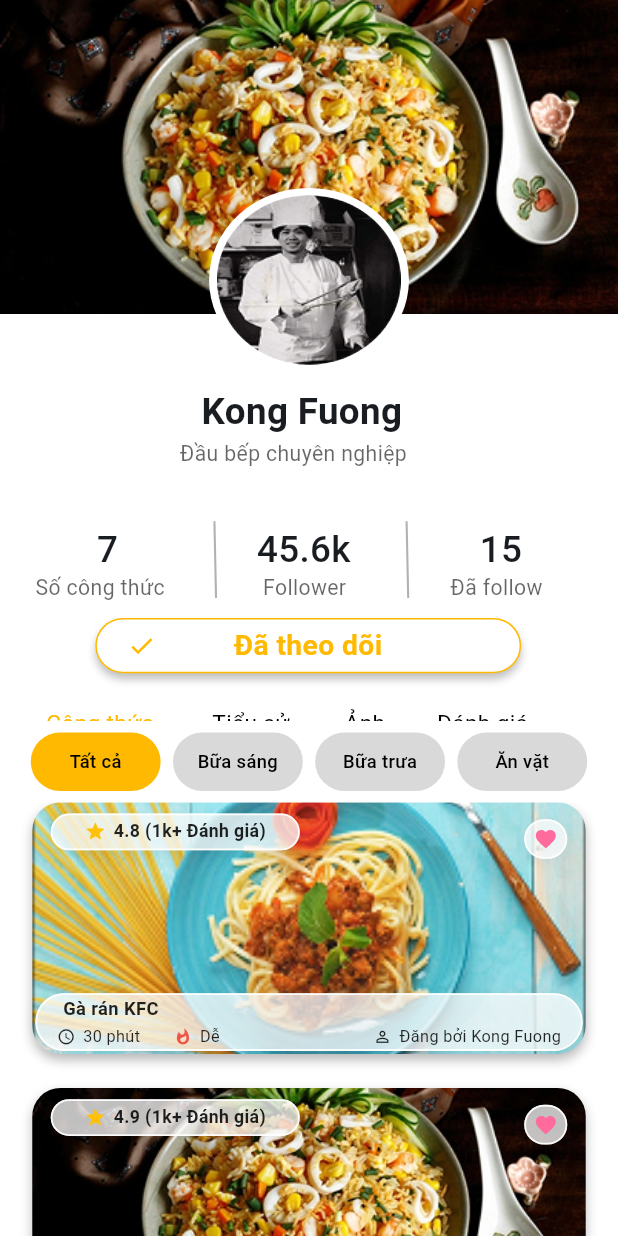
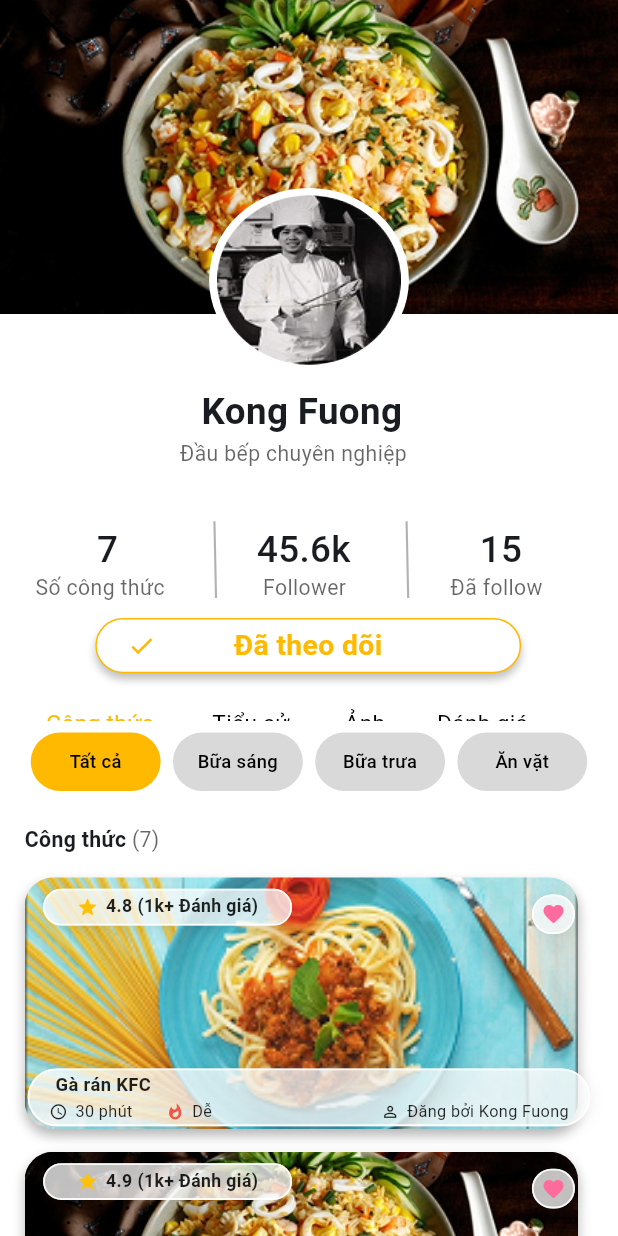
Before and after one commit to dav4k2/DuAnThucTap, a Flutter app: the ChefProfileScreen screen opened directly, after a tap on "Theo dõi", on a phone screen of 412 x 824 dp. Run offline on Flutter 3.47's test engine with Material 3 defaults, Android fonts, the light colour scheme and no system bars; our stand-ins replace firebase_auth, firebase_core, flutter_riverpod, flutter_screenutil, google_sign_in, palette_generator; missing offline and left inert: cupertino_native, widgetbook; accounts and stored records are empty; Roboto replaces fonts that are missing (SF Pro Rounded).

Commit message:
xong trang profile

```diff
--- a/lib/screens/user_profile/chef_profile_screen.dart
+++ b/lib/screens/user_profile/chef_profile_screen.dart
@@ -24,7 +24,8 @@ class ChefProfileScreen extends ConsumerStatefulWidget {
   ConsumerState<ChefProfileScreen> createState() => _ChefProfileScreenState();
 }
 
-class _ChefProfileScreenState extends ConsumerState<ChefProfileScreen> with TickerProviderStateMixin {
+class _ChefProfileScreenState extends ConsumerState<ChefProfileScreen>
+    with TickerProviderStateMixin {
   late final ScrollController _scrollController;
   double _titleOpacity = 0.0;
 
@@ -43,7 +44,6 @@ class _ChefProfileScreenState extends ConsumerState<ChefProfileScreen> with Tick
     final double opacity = offset > triggerPoint
         ? ((offset - triggerPoint) / (maxScroll - triggerPoint)).clamp(0.0, 1.0)
         : 0.0;
-
     if (opacity != _titleOpacity) {
       setState(() => _titleOpacity = opacity);
     }
@@ -61,6 +61,7 @@ class _ChefProfileScreenState extends ConsumerState<ChefProfileScreen> with Tick
     final chef = ref.watch(chefProvider);
     final profileTab = ref.watch(profileTabProvider);
     final mealTab = ref.watch(mealTabProvider);
+
     final displayedRecipes = profileTab == ProfileTab.congThuc
         ? chef.allRecipes.where((r) => mealTab == MealTab.tatCa || r.meal == mealTab).toList()
         : <Recipe>[];
@@ -87,7 +88,14 @@ class _ChefProfileScreenState extends ConsumerState<ChefProfileScreen> with Tick
               automaticallyImplyLeading: false,
               title: Opacity(
                 opacity: _titleOpacity,
-                child: Text(chef.name, style: TextStyle(fontSize: 17.sp, fontWeight: FontWeight.w600, color: Colors.black87)),
+                child: Text(
+                  chef.name,
+                  style: TextStyle(
+                    fontSize: 17.sp,
+                    fontWeight: FontWeight.w600,
+                    color: Colors.black87,
+                  ),
+                ),
               ),
               centerTitle: true,
               flexibleSpace: FlexibleSpaceBar(
@@ -103,14 +111,20 @@ class _ChefProfileScreenState extends ConsumerState<ChefProfileScreen> with Tick
                         width: double.infinity,
                         decoration: ShapeDecoration(
                           color: Colors.white,
-                          shape: RoundedRectangleBorder(borderRadius: BorderRadius.vertical(top: Radius.circular(20.r))),
+                          shape: RoundedRectangleBorder(
+                            borderRadius: BorderRadius.vertical(top: Radius.circular(20.r)),
+                          ),
                         ),
                       ),
                     ),
                     const HeaderImage(),
                     const ProfileAvatar(),
                     ChefInfo(name: chef.name, title: chef.title),
-                    StatsSection(recipes: chef.recipes, followers: chef.followers, following: chef.following),
+                    StatsSection(
+                      recipes: chef.recipes,
+                      followers: chef.followers,
+                      following: chef.following,
+                    ),
                     const FollowButton(),
                     const ProfileTabs(),
                   ],
@@ -118,19 +132,26 @@ class _ChefProfileScreenState extends ConsumerState<ChefProfileScreen> with Tick
               ),
             ),
 
-            // === MEAL FILTER ===
+            // === MEAL FILTER (CÔNG THỨC) ===
             if (profileTab == ProfileTab.congThuc)
-              SliverPersistentHeader(pinned: true, delegate: _MealFilterDelegate()),
+              SliverPersistentHeader(
+                pinned: true,
+                delegate: _MealFilterDelegate(),
+              ),
 
-            // === REVIEW FILTER ===
+            // === REVIEW FILTER (ĐÁNH GIÁ) ===
             if (profileTab == ProfileTab.danhGia)
-              SliverPersistentHeader(pinned: true, delegate: _ReviewFilterDelegate()),
+              SliverPersistentHeader(
+                pinned: true,
+                delegate: _ReviewFilterDelegate(),
+              ),
 
-            // === NỘI DUNG TAB – TẤT CẢ BỌC TRONG SLIVER ===
+            // === NỘI DUNG TAB ===
             if (profileTab == ProfileTab.congThuc)
-              SliverToBoxAdapter(
-                child: RecipeList(recipes: displayedRecipes, topOffset: 0),
-              ),
+              RecipeList(recipes: displayedRecipes), // ĐÃ CÓ HEADER BÊN TRONG
+
+            if (profileTab == ProfileTab.danhGia)
+              const ReviewTab(), // ĐÃ CÓ HEADER BÊN TRONG
 
             if (profileTab == ProfileTab.tieuSu)
               const SliverToBoxAdapter(child: BioTab()),
@@ -138,9 +159,7 @@ class _ChefProfileScreenState extends ConsumerState<ChefProfileScreen> with Tick
             if (profileTab == ProfileTab.anh)
               const SliverToBoxAdapter(child: PhotoGrid()),
 
-            if (profileTab == ProfileTab.danhGia)
-              const ReviewTab(),
-
+            // KHOẢNG TRỐNG CUỐI
             SliverToBoxAdapter(child: SizedBox(height: 100.h)),
           ],
         ),
@@ -156,9 +175,12 @@ class _MealFilterDelegate extends SliverPersistentHeaderDelegate {
     return Container(color: Colors.white, child: const MealFilter());
   }
 
-  @override double get maxExtent => 54.0;
-  @override double get minExtent => 54.0;
-  @override bool shouldRebuild(covariant SliverPersistentHeaderDelegate oldDelegate) => false;
+  @override
+  double get maxExtent => 54.0;
+  @override
+  double get minExtent => 54.0;
+  @override
+  bool shouldRebuild(covariant SliverPersistentHeaderDelegate oldDelegate) => false;
 }
 
 // === REVIEW FILTER DELEGATE ===
@@ -168,7 +190,10 @@ class _ReviewFilterDelegate extends SliverPersistentHeaderDelegate {
     return Container(color: Colors.white, child: const ReviewFilterHeader());
   }
 
-  @override double get maxExtent => 54.0;
-  @override double get minExtent => 54.0;
-  @override bool shouldRebuild(covariant SliverPersistentHeaderDelegate oldDelegate) => false;
+  @override
+  double get maxExtent => 54.0;
+  @override
+  double get minExtent => 54.0;
+  @override
+  bool shouldRebuild(covariant SliverPersistentHeaderDelegate oldDelegate) => false;
 }
--- a/lib/screens/user_profile/widgets/profile_tabs.dart
+++ b/lib/screens/user_profile/widgets/profile_tabs.dart
@@ -12,7 +12,6 @@ class ProfileTabs extends ConsumerStatefulWidget {
 }
 
 class _ProfileTabsState extends ConsumerState<ProfileTabs> {
-  // Lưu kích thước từng tab để thanh gạch căn chuẩn
   final Map<ProfileTab, double> _tabWidths = {};
   final Map<ProfileTab, double> _tabLefts = {};
 
@@ -29,16 +28,16 @@ class _ProfileTabsState extends ConsumerState<ProfileTabs> {
         _buildTab('Ảnh', ProfileTab.anh, cur, notifier),
         _buildTab('Đánh giá', ProfileTab.danhGia, cur, notifier),
 
-        // === THANH GẠCH DƯỚI – TỰ ĐỘNG CĂN THEO CHỮ ===
-        if (_tabWidths[cur] != null)
+        // === THANH GẠCH DƯỚI ===
+        if (_tabWidths[cur] != null && _tabLefts[cur] != null)
           AnimatedPositioned(
             duration: const Duration(milliseconds: 300),
             curve: Curves.easeInOutCubic,
             left: _tabLefts[cur]!,
-            top: 525.h,
+            top: _getTop(cur) + 25.h, // Dịch xuống dưới chữ (khoảng cách tùy chỉnh)
             child: AnimatedContainer(
               duration: const Duration(milliseconds: 300),
-              width: _tabWidths[cur]! + 0.w,
+              width: _tabWidths[cur]!,
               height: 3.h,
               decoration: BoxDecoration(
                 color: const Color(0xFFFFB901),
@@ -46,9 +45,6 @@ class _ProfileTabsState extends ConsumerState<ProfileTabs> {
               ),
             ),
           ),
-
-
-
       ],
     );
   }
@@ -63,18 +59,17 @@ class _ProfileTabsState extends ConsumerState<ProfileTabs> {
         onTap: () => notifier.state = tab,
         child: LayoutBuilder(
           builder: (context, constraints) {
-            // Lưu kích thước + vị trí khi build
             WidgetsBinding.instance.addPostFrameCallback((_) {
               final renderBox = context.findRenderObject() as RenderBox?;
               if (renderBox != null && renderBox.hasSize) {
                 final width = renderBox.size.width;
-                final offset = renderBox.localToGlobal(Offset.zero);
-                final left = offset.dx / ScreenUtil().scaleWidth;
+                final globalOffset = renderBox.localToGlobal(Offset.zero);
+                final relativeLeft = globalOffset.dx; // DÙNG TRỰC TIẾP (không chia scale)
 
-                if (_tabWidths[tab] != width || _tabLefts[tab] != left) {
+                if (_tabWidths[tab] != width || _tabLefts[tab] != relativeLeft) {
                   setState(() {
                     _tabWidths[tab] = width;
-                    _tabLefts[tab] = left;
+                    _tabLefts[tab] = relativeLeft;
                   });
                 }
               }
--- a/lib/screens/user_profile/widgets/recipe_list.dart
+++ b/lib/screens/user_profile/widgets/recipe_list.dart
@@ -1,34 +1,67 @@
-// lib/screens/user_profile/widgets/recipe_list.dart
+// lib/widgets/recipe_list.dart
 import 'package:flutter/material.dart';
+import 'package:flutter_riverpod/flutter_riverpod.dart';
 import 'package:flutter_screenutil/flutter_screenutil.dart';
 import '../logic/chef_provider.dart';
 import 'recipe_card.dart';
 
+class RecipeList extends ConsumerWidget {
+  final List<Recipe> recipes;
 
-class RecipeList extends StatelessWidget {
-  final List<Recipe> recipes;
-  final double topOffset;
-  const RecipeList({super.key, required this.recipes, this.topOffset = 0});
+  const RecipeList({super.key, required this.recipes});
 
   @override
-  Widget build(BuildContext context) {
-    if (recipes.isEmpty) return const SizedBox();
+  Widget build(BuildContext context, WidgetRef ref) {
+    if (recipes.isEmpty) {
+      return const SliverToBoxAdapter(child: SizedBox.shrink());
+    }
 
-    return Padding(
-      padding: EdgeInsets.fromLTRB(1.w, 0.h, 1.w, 1.h),
-      child: Column(
-        children: recipes.asMap().entries.map((e) {
-          final recipe = e.value;
+    final totalRecipes = ref.read(chefProvider).allRecipes.length;
+
+    return SliverList(
+      delegate: SliverChildBuilderDelegate(
+            (context, index) {
+          if (index == 0) {
+            return _buildHeader(totalRecipes);
+          }
+          final recipe = recipes[index - 1];
           return Padding(
-            padding: EdgeInsets.only(bottom: 24.h),
+            padding: EdgeInsets.symmetric(horizontal: 16.w, vertical: 8.h),
             child: RecipeCard(
               recipe: recipe,
               onTap: () {
-                // Mở chi tiết
+                // Mở chiivew chi tiết công thức
               },
             ),
           );
-        }).toList(),
+        },
+        childCount: recipes.length + 1,
+      ),
+    );
+  }
+
+  Widget _buildHeader(int totalRecipes) {
+    return Padding(
+      padding: EdgeInsets.fromLTRB(16.w, 16.h, 16.w, 8.h),
+      child: Row(
+        mainAxisAlignment: MainAxisAlignment.spaceBetween,
+        children: [
+          Text.rich(
+            TextSpan(
+              children: [
+                TextSpan(
+                  text: 'Công thức',
+                  style: TextStyle(fontSize: 15.sp, fontWeight: FontWeight.w600),
+                ),
+                TextSpan(
+                  text: ' ($totalRecipes)',
+                  style: TextStyle(fontSize: 15.sp, color: Colors.black.withOpacity(0.6)),
+                ),
+              ],
+            ),
+          ),
+
+        ],
       ),
     );
   }
```
Also changed, not shown: lib/screens/user_profile/widgets/review_tab.dart (+36 -8 lines).
